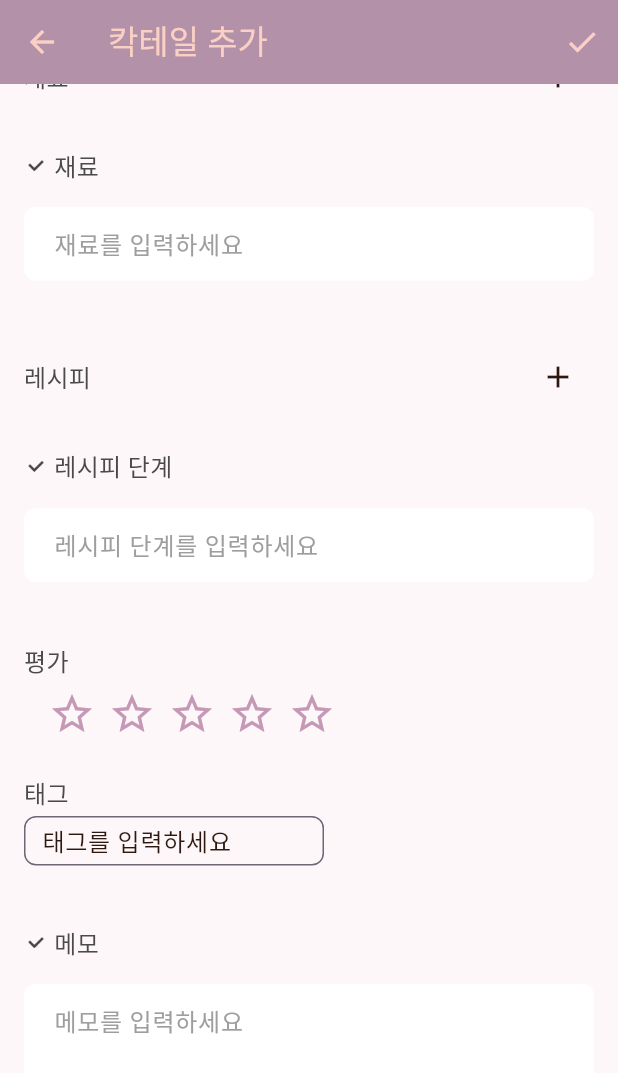
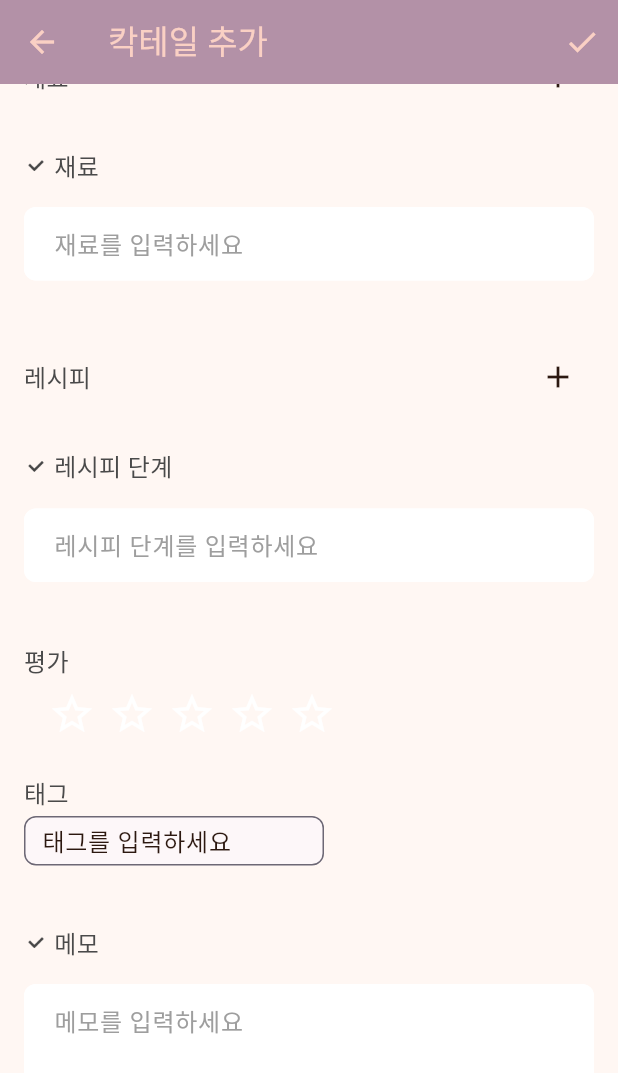
Before and after one commit to chaenchaen99/DrinkDiary, a Flutter app: the CocktailFormScreen screen opened directly, scrolled down 896 dp, on a phone screen of 412 x 824 dp. Shown: the top 1073 px of the screen. Run offline on Flutter 3.47's test engine with Material 3 defaults, Android fonts, the phone set to English and light mode, and no system bars; our stand-ins replace flutter_riverpod, freezed_annotation, go_router, hive, hive_flutter, image_picker and 2 more; accounts and stored records are empty; generated files the repository leaves out were written again.

```diff
--- a/lib/core/router/app_router.dart
+++ b/lib/core/router/app_router.dart
@@ -32,6 +32,7 @@ GoRouter router(RouterRef ref) {
             builder: (context, state) => const WineFormScreen(),
           ),
           GoRoute(
+            name: 'wine_detail',
             path: ':id',
             builder: (context, state) {
               final wines = ref.read(wineNotifierProvider).value!;
@@ -62,6 +63,7 @@ GoRouter router(RouterRef ref) {
             builder: (context, state) => const CocktailFormScreen(),
           ),
           GoRoute(
+            name: 'cocktail_detail',
             path: ':id',
             builder: (context, state) {
               final cocktails = ref.read(cocktailNotifierProvider).value!;
--- a/lib/core/theme/app_theme.dart
+++ b/lib/core/theme/app_theme.dart
@@ -5,6 +5,7 @@ class AppTheme {
   static final ThemeData lightTheme = ThemeData(
     useMaterial3: true,
     brightness: Brightness.light,
+    scaffoldBackgroundColor: const Color(0xFFFFF7F3),
     textTheme: const TextTheme(
       titleMedium: TextStyle(
         fontSize: 16,
@@ -29,7 +30,7 @@ class AppTheme {
     ),
     navigationBarTheme: NavigationBarThemeData(
       backgroundColor: AppColors.wineBackground,
-      indicatorColor: AppColors.winePrimary.withOpacity(0.1),
+      indicatorColor: AppColors.winePrimary.withAlpha(10),
       labelTextStyle: WidgetStateProperty.all(
         const TextStyle(
           color: Colors.white,
--- a/lib/data/repositories/wine_repository.dart
+++ b/lib/data/repositories/wine_repository.dart
@@ -28,6 +28,11 @@ class WineRepository {
   // 와인 삭제
   Future<void> deleteWine(String id) async {
     await _box.delete(id);
+  }
+
+  // 와인 전부 삭제
+  Future<void> deleteAllWine() async {
+    await _box.clear();
   }
 
   // ID로 와인 조회
--- a/lib/features/wine/screens/wine_form_screen.dart
+++ b/lib/features/wine/screens/wine_form_screen.dart
@@ -1,3 +1,4 @@
+import 'package:drink_diary/features/home/providers/category_provider.dart';
 import 'package:drink_diary/features/wine/providers/wine_provider.dart';
 import 'package:drink_diary/shared/widgets/rating_bar.dart';
 import 'package:flutter/material.dart';
@@ -158,6 +159,8 @@ class _WineFormScreenState extends ConsumerState<WineFormScreen> {
 
   @override
   Widget build(BuildContext context) {
+    final category = ref.watch(categoryNotifierProvider);
+
     return Scaffold(
       appBar: AppBar(
         leading: IconButton(
@@ -352,6 +355,8 @@ class _WineFormScreenState extends ConsumerState<WineFormScreen> {
                 RatingBar(
                   label: '추천도',
                   rating: 3.0,
+                  activeColor: category.theme.backgroundColor,
+                  inactiveColor: category.theme.backgroundColor,
                   onChanged: (value) => setState(() => _rating = value),
                 ),
                 const SizedBox(height: AppSizes.size56),
--- a/lib/shared/widgets/rating_bar.dart
+++ b/lib/shared/widgets/rating_bar.dart
@@ -12,6 +12,9 @@ class RatingBar extends StatefulWidget {
   final String? label;
   final bool showLabel;
   final DrinkCategory category;
+  final Color activeColor;
+  final Color? inactiveColor;
+  final EdgeInsetsGeometry padding;
 
   const RatingBar({
     super.key,
@@ -21,6 +24,9 @@ class RatingBar extends StatefulWidget {
     this.label,
     this.showLabel = true,
     this.category = DrinkCategory.wine,
+    this.activeColor = Colors.white,
+    this.inactiveColor = Colors.white,
+    this.padding = const EdgeInsets.symmetric(horizontal: AppSizes.size16),
   });
 
   @override
@@ -45,9 +51,6 @@ class _RatingBarState extends State<RatingBar> {
 
   @override
   Widget build(BuildContext context) {
-    final activeColor = widget.category.theme.backgroundColor;
-    final inactiveColor = widget.category.theme.backgroundColor;
-
     return Column(
       crossAxisAlignment: CrossAxisAlignment.start,
       children: [
@@ -69,7 +72,7 @@ class _RatingBarState extends State<RatingBar> {
           const SizedBox(height: AppSizes.size8),
         ],
         Container(
-          margin: const EdgeInsets.symmetric(horizontal: AppSizes.size16),
+          margin: widget.padding,
           child: Row(
             mainAxisSize: MainAxisSize.min,
             children: List.generate(5, (index) {
@@ -80,7 +83,7 @@ class _RatingBarState extends State<RatingBar> {
                   padding: const EdgeInsets.only(right: AppSizes.size8),
                   child: Icon(
                     isActive ? Icons.star : Icons.star_border,
-                    color: isActive ? activeColor : inactiveColor,
+                    color: isActive ? widget.activeColor : widget.inactiveColor,
                     size: widget.size,
                   ),
                 ),
```
Also changed, not shown: lib/features/wine/providers/wine_provider.dart (+12 -65 lines), lib/features/wine/screens/wine_list_screen.dart (+16 -10 lines), lib/shared/widgets/drink_list_item.dart (+28 -7 lines), lib/shared/widgets/image_picker_widget.dart (+17 -2 lines).
